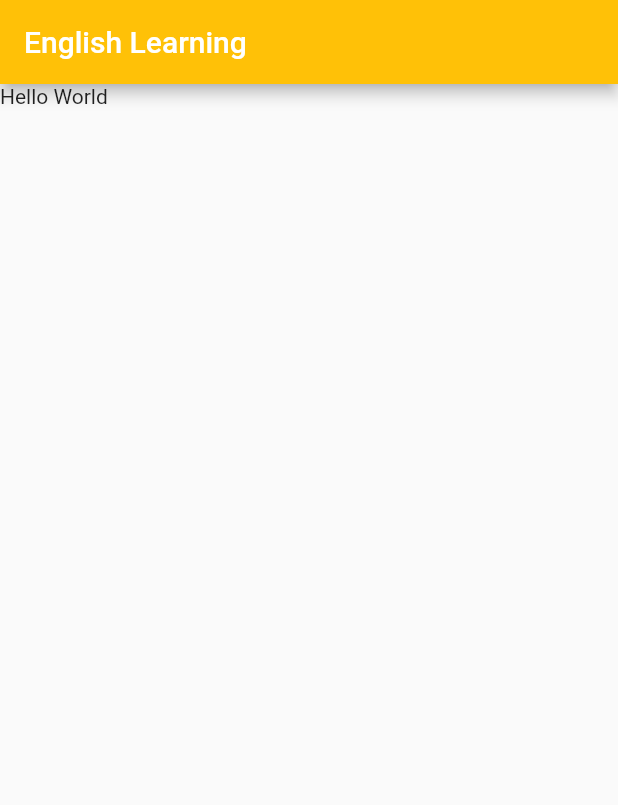
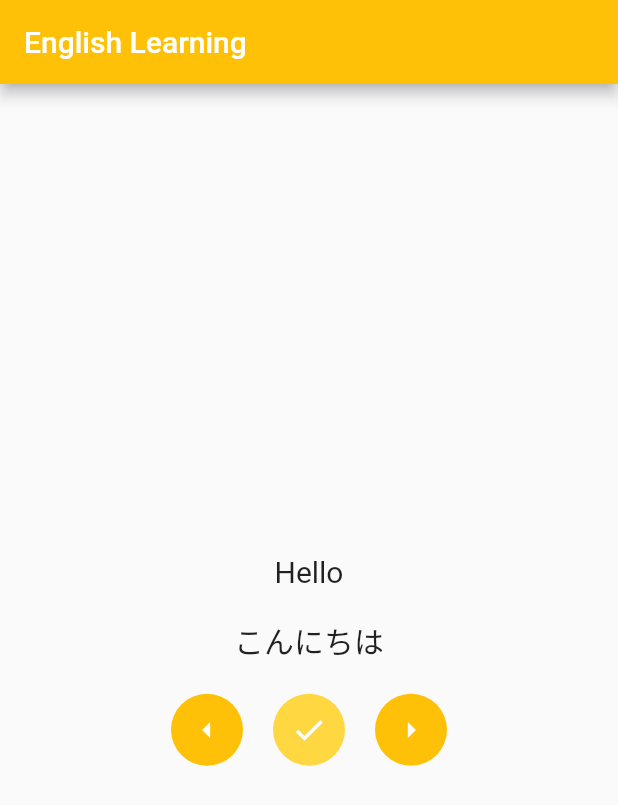
Before and after one commit to Sayama0310/LanguageAcquisitionSupportApp, a Flutter app: the screen it shows after launch, on a phone screen of 412 x 824 dp. Shown: the top 805 px of the screen. Run offline on Flutter 3.47's test engine with Material 2 defaults, Android fonts, the phone set to English and light mode, and no system bars.

Commit message:
[feat] 問題文などの表示をざっくりと作成

```diff
--- a/lib/pages/home_page.dart
+++ b/lib/pages/home_page.dart
@@ -17,7 +17,71 @@ class HomePage extends StatelessWidget {
             style: TextStyle(color: Colors.white),
           ),
         ),
-        body: const Text("Hello World"),
+        body: Center(
+          child: Column(
+            mainAxisSize: MainAxisSize.min,
+            children: [
+              Text(
+                "Hello",
+                style: TextStyle(fontSize: 20),
+              ),
+              SizedBox(
+                height: 20,
+              ),
+              Text(
+                "こんにちは",
+                style: TextStyle(fontSize: 20),
+              ),
+              SizedBox(
+                height: 20,
+              ),
+              Row(
+                mainAxisSize: MainAxisSize.min,
+                children: [
+                  Ink(
+                    decoration: const ShapeDecoration(
+                      color: Colors.amber,
+                      shape: CircleBorder(),
+                    ),
+                    child: IconButton(
+                      icon: const Icon(Icons.arrow_left),
+                      color: Colors.white,
+                      onPressed: () {},
+                    ),
+                  ),
+                  SizedBox(
+                    width: 20,
+                  ),
+                  Ink(
+                    decoration: const ShapeDecoration(
+                      color: Colors.amberAccent,
+                      shape: CircleBorder(),
+                    ),
+                    child: IconButton(
+                      icon: const Icon(Icons.check),
+                      color: Colors.white,
+                      onPressed: () {},
+                    ),
+                  ),
+                  SizedBox(
+                    width: 20,
+                  ),
+                  Ink(
+                    decoration: const ShapeDecoration(
+                      color: Colors.amber,
+                      shape: CircleBorder(),
+                    ),
+                    child: IconButton(
+                      icon: const Icon(Icons.arrow_right),
+                      color: Colors.white,
+                      onPressed: () {},
+                    ),
+                  ),
+                ],
+              ),
+            ],
+          ),
+        ),
       ),
     );
   }
```
